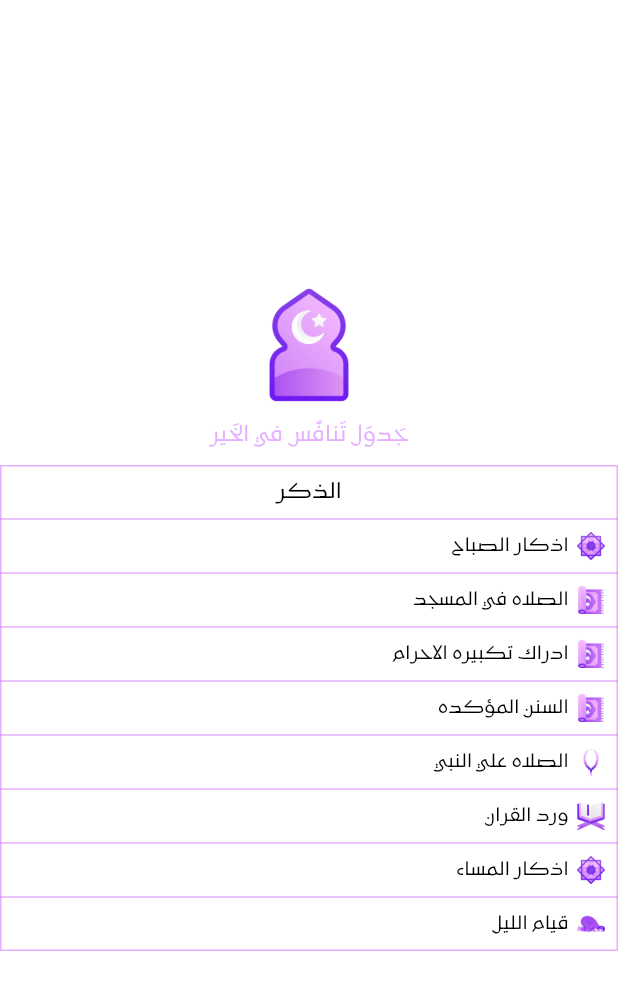
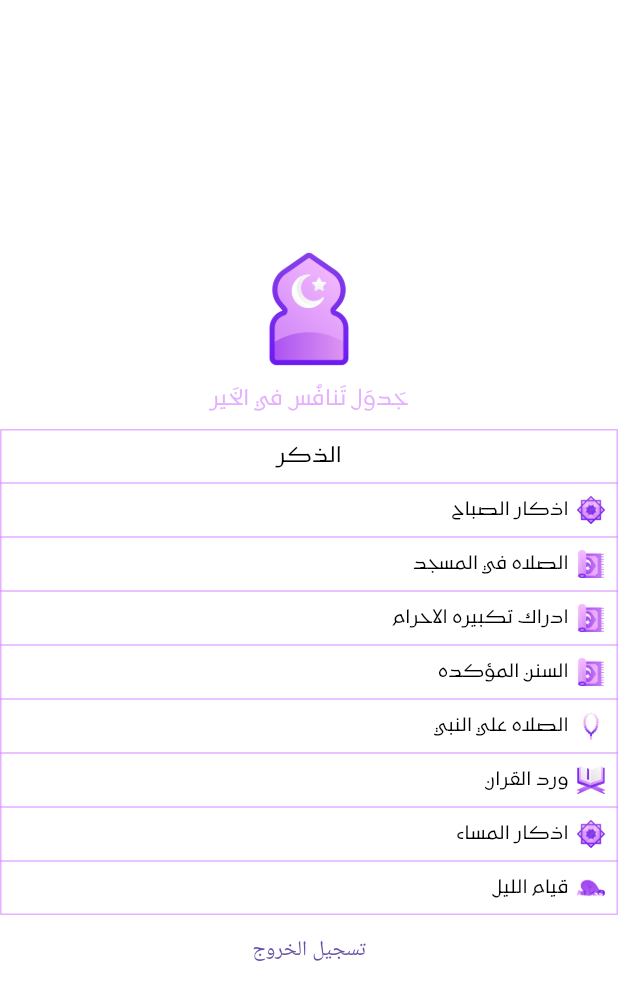
Before and after one commit to MohamedAbdelmaboud/to_allah, a Flutter app: the HomeView screen opened by its route, on a phone screen of 412 x 824 dp. Shown: the top 1000 px of the screen. Run offline on Flutter 3.47's test engine with Material 3 defaults, Android fonts, the phone set to English and light mode, and no system bars; our stand-ins replace animated_text_kit, cloud_firestore, dartz, firebase_core, flutter_bloc, gap and 5 more; accounts and stored records are empty; statements that could not run were skipped.

Commit message:
Add logout functionality to home view

```diff
--- a/lib/features/home/ui/widgets/home_view_body.dart
+++ b/lib/features/home/ui/widgets/home_view_body.dart
@@ -1,5 +1,6 @@
 import 'package:flutter/material.dart';
 import 'package:gap/gap.dart';
+import 'package:to_allah/features/home/ui/widgets/logout_button.dart';
 import 'package:to_allah/features/home/ui/widgets/table_logo.dart';
 
 import 'home_table_body.dart';
@@ -15,6 +16,7 @@ class HomeViewBody extends StatelessWidget {
         TableLogo(),
         Gap(10),
         HomeTableBody(),
+        LogoutButton(),
       ],
     );
   }
--- /dev/null
+++ b/lib/features/home/ui/widgets/logout_button.dart
@@ -0,0 +1,19 @@
+import 'package:flutter/material.dart';
+import 'package:go_router/go_router.dart';
+import 'package:to_allah/core/routing/app_router.dart';
+import 'package:to_allah/features/login/local_data/local_data.dart';
+
+class LogoutButton extends StatelessWidget {
+  const LogoutButton({super.key});
+
+  @override
+  Widget build(BuildContext context) {
+    return TextButton(
+      onPressed: () {
+        LocalData.setIsLogin(false);
+        context.go(AppRouter.login);
+      },
+      child: const Text('تسجيل الخروج'),
+    );
+  }
+}
```
